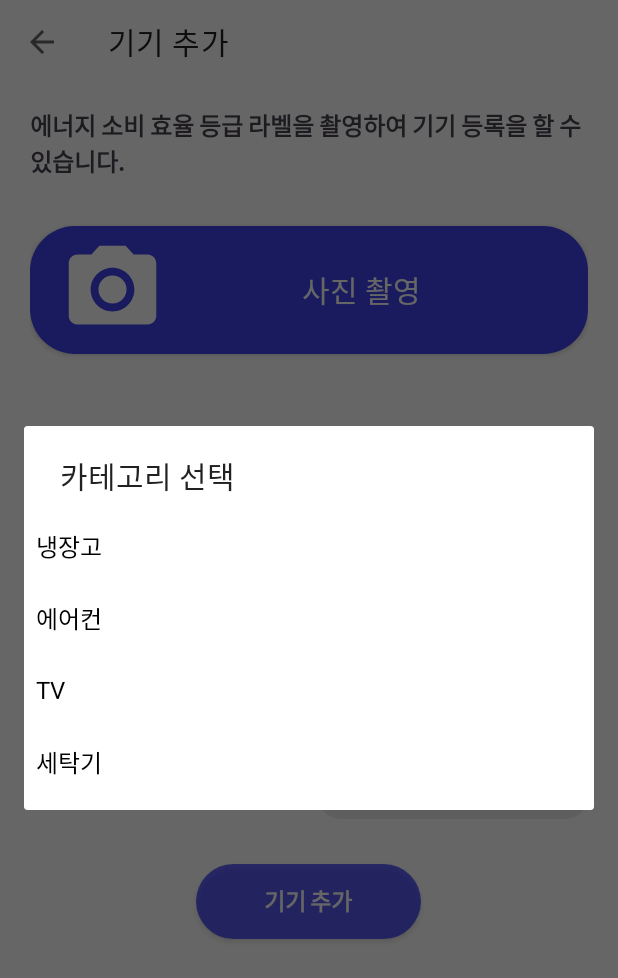
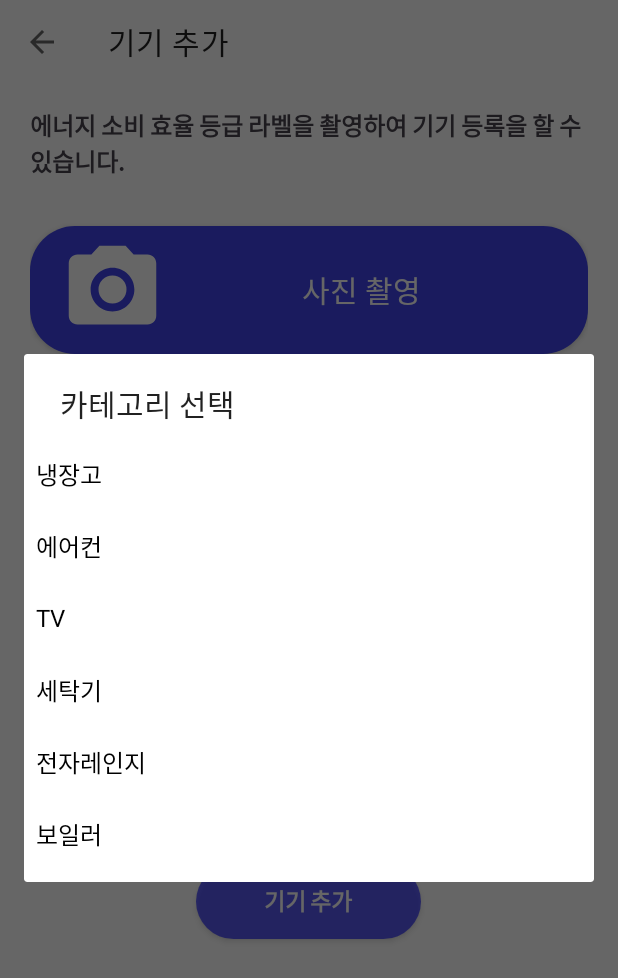
Before and after one commit to lspc678/Capstone_Frontend, an Android app: the AddDeviceActivity screen opened directly, with no data from a screen before it, after a tap on "냉장고", on a phone screen of 412 x 824 dp. Shown: the top 978 px of the screen. Run offline under Robolectric (Android 15) with nearby library versions, the phone set to English and light mode, and no system bars; libraries missing offline, so code that uses them is left out: androidx.camera.core, com.google.mlkit.vision; pictures from the network do not load.

Commit message:
added string-array for category_list

```diff
--- a/app/src/main/res/values/array.xml
+++ b/app/src/main/res/values/array.xml
@@ -5,5 +5,7 @@
         <item>에어컨</item>
         <item>TV</item>
         <item>세탁기</item>
+        <item>전자레인지</item>
+        <item>보일러</item>
     </string-array>
 </resources>
```
